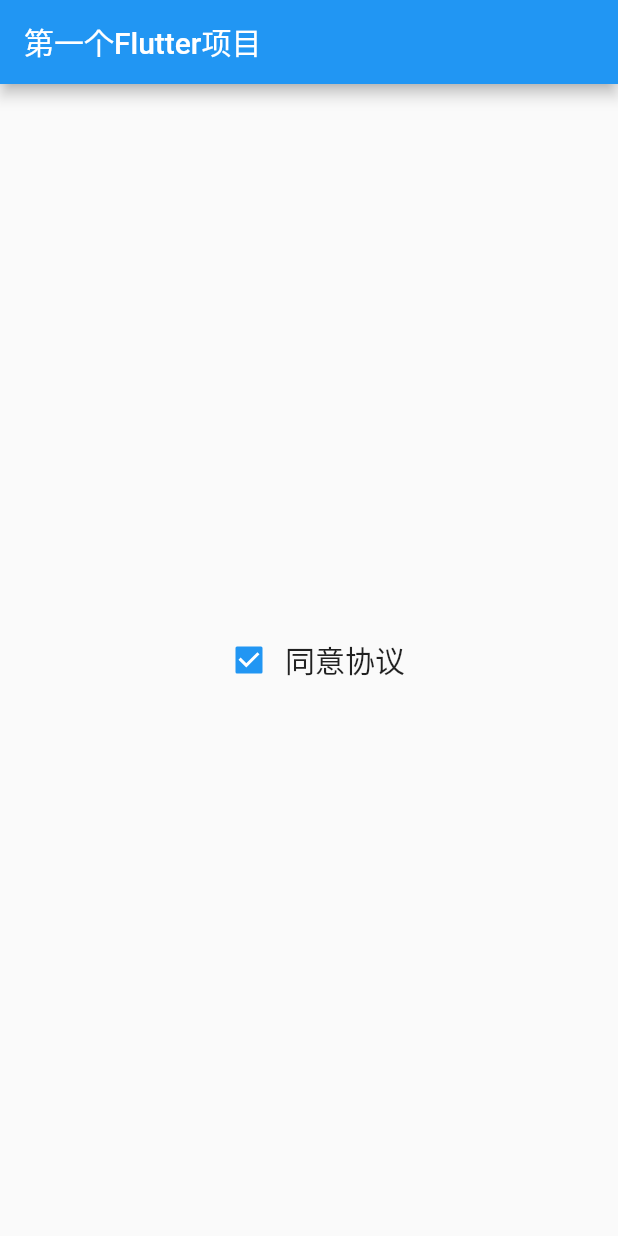
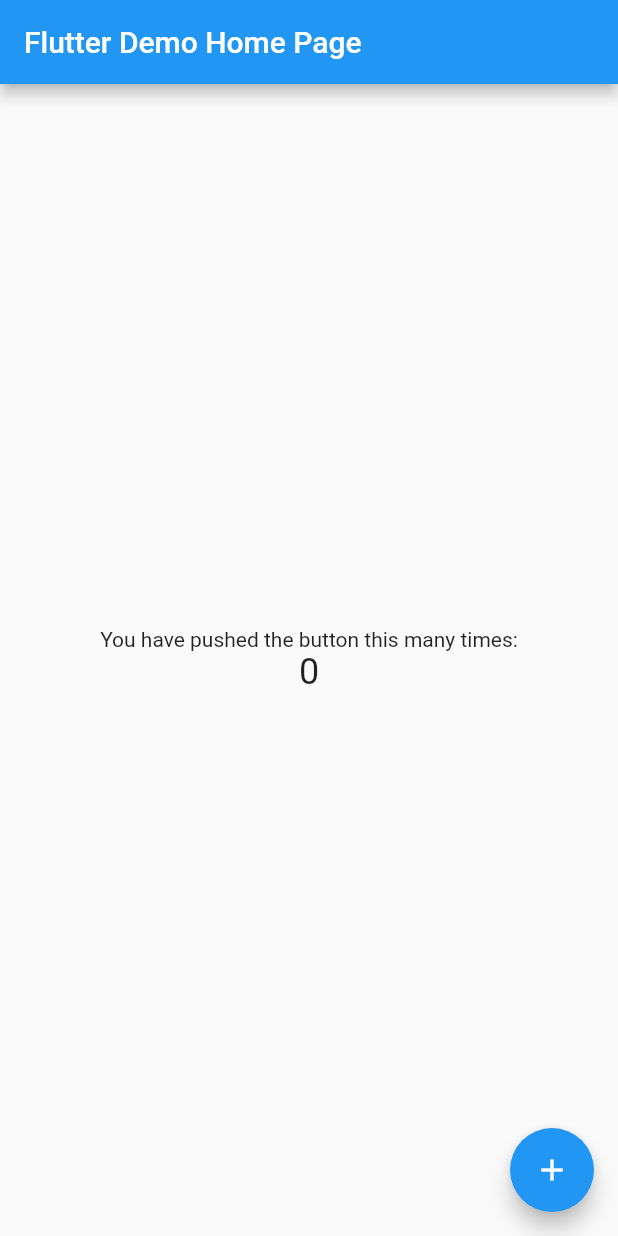
Before and after one commit to wuhaohao1234/flutter-handle-example, a Flutter app: the screen it shows after launch, on a phone screen of 412 x 824 dp. Run offline on Flutter 3.47's test engine with Material 2 defaults, Android fonts, the phone set to English and light mode, and no system bars.

```diff
--- a/lib/main.dart
+++ b/lib/main.dart
@@ -1,40 +1,75 @@
 import 'package:flutter/material.dart';
 
-//使用箭头函数，当只有一个表达体时
-main() => runApp(MyApp());
+// 等价于main() => runApp(MyApp()); 箭头函数的使用
+void main() {
+  runApp(MyApp());
+}
 
 class MyApp extends StatelessWidget {
   @override
   Widget build(BuildContext context) {
     return MaterialApp(
-      debugShowCheckedModeBanner: false,
-      home: Scaffold(
-        appBar: AppBar(
-          title: Text("第一个Flutter项目"),
-        ),
-        body: HomeContent(),
+      title: 'Flutter Demo',
+      //对于主题颜色设置
+      theme: ThemeData(
+        primarySwatch: Colors.blue,
       ),
+      home: MyHomePage(title: 'Flutter Demo Home Page'),
     );
   }
 }
 
-class HomeContent extends StatelessWidget {
+
+/**
+ * StatefulWidget: 分为两个类
+ * 1.集成自StatefulWidget的类【作用：1. 有一个必须实现的方法，如下：createState() 2. 可以接收父widget传过来的数据】
+ * 2.对应着有state这个类【作用是保存状态】
+ */
+class MyHomePage extends StatefulWidget {
+  MyHomePage({Key key, this.title}) : super(key: key);
+  final String title;
+  @override
+  _MyHomePageState createState() => _MyHomePageState();
+}
+
+//下一篇博客会着重讲述StatefulWidget和StatelessWidget以及state
+class _MyHomePageState extends State<MyHomePage> {
+  int _counter = 0;
+
+  //实现++功能
+  void _incrementCounter() {
+    setState(() {
+      _counter++;
+    });
+  }
+
   @override
   Widget build(BuildContext context) {
-    return Center(
-      child: Row(
-        mainAxisAlignment: MainAxisAlignment.center,
-        children: <Widget>[
-          Checkbox(
-              value: true,
-              onChanged: (value) => print("Hello World")),
-          Text(
-            "同意协议",
-            textDirection: TextDirection.ltr,
-            style: TextStyle(fontSize: 20),
-          )
-        ],
+    return Scaffold(
+      appBar: AppBar(
+        title: Text(widget.title),
       ),
+      body: Center(
+
+        child: Column(
+          mainAxisAlignment: MainAxisAlignment.center,
+          children: <Widget>[
+            Text(
+              'You have pushed the button this many times:',
+            ),
+            Text(
+              '$_counter',
+              style: Theme.of(context).textTheme.headline,
+            ),
+          ],
+        ),
+      ),
+      floatingActionButton: FloatingActionButton(
+        //点击右下角的按钮，实现自加
+        onPressed: _incrementCounter,
+        tooltip: 'Increment',
+        child: Icon(Icons.add),
+      ), // This trailing comma makes auto-formatting nicer for build methods.
     );
   }
 }
```
